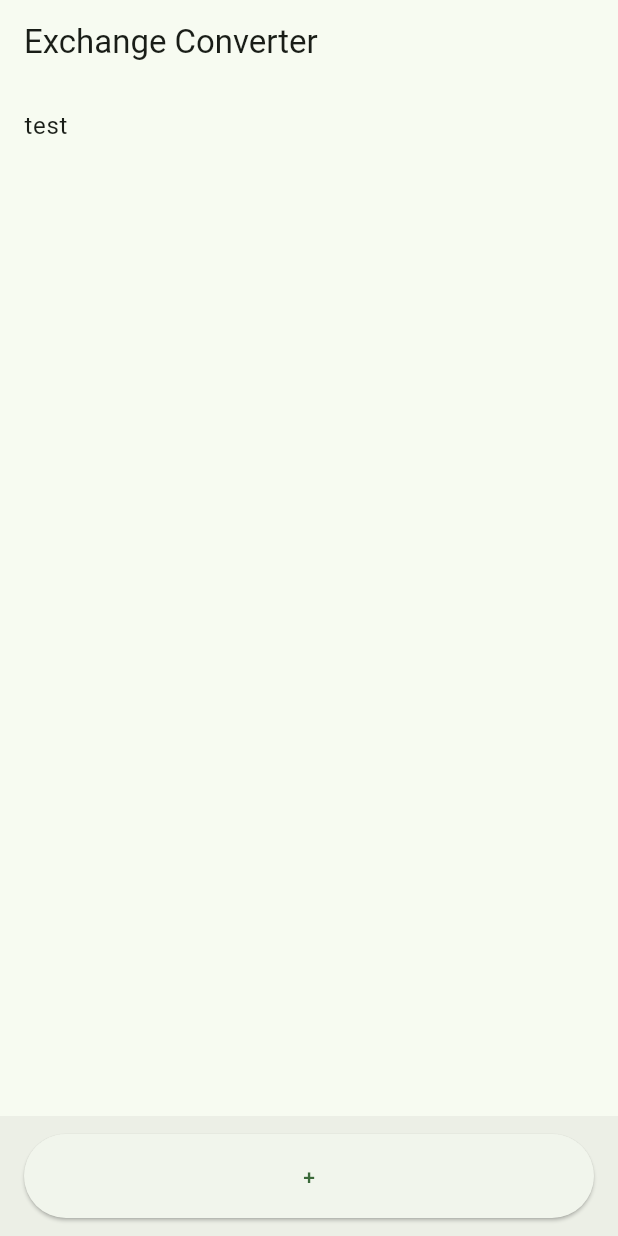
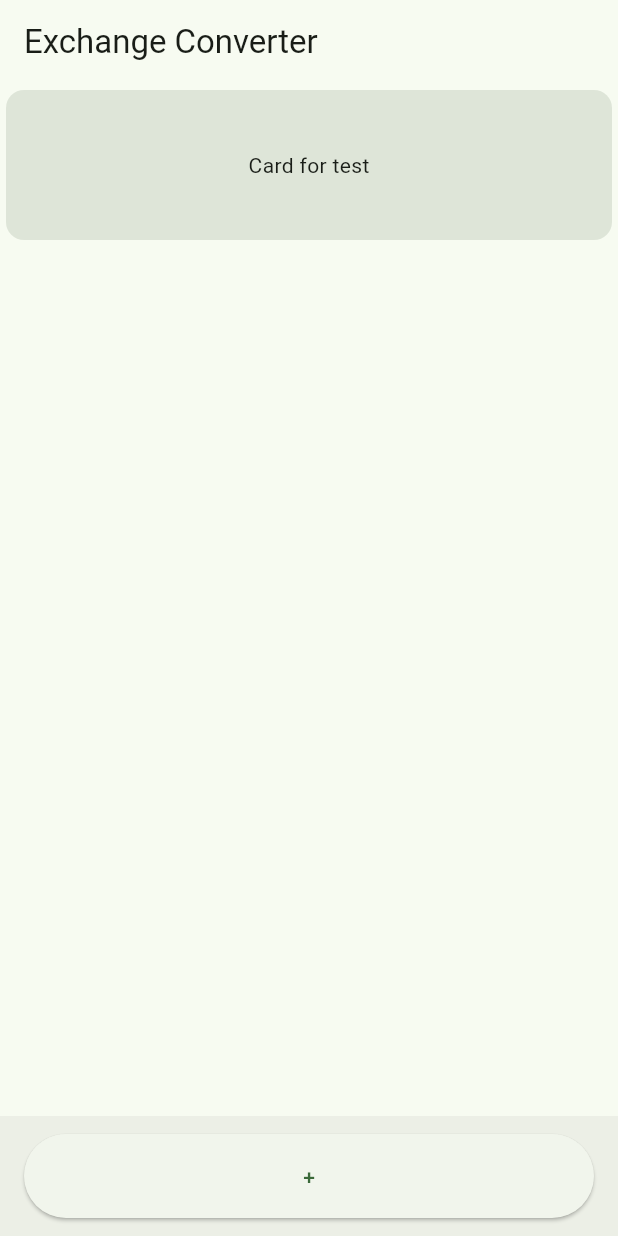
Before and after one commit to chanondw/portfolio, a Flutter app: the screen it shows after launch, after a tap on an icon or button, on a phone screen of 412 x 824 dp. Run offline on Flutter 3.47's test engine with Material 2 defaults, Android fonts, the phone set to English and light mode, and no system bars.

Commit message:
curconv: change to CurrencyCard

```diff
--- a/flutter/currency_converter/lib/main.dart
+++ b/flutter/currency_converter/lib/main.dart
@@ -42,11 +42,9 @@ class MyHomePage extends StatelessWidget {
               scrollDirection: Axis.vertical,
               shrinkWrap: true,
               itemCount: appState.selectedCurrency.length,
-              prototypeItem: const ListTile(
-                title: Text("text"),
-              ),
+              prototypeItem: const CurrencyCard("currency"),
               itemBuilder: (context, index) {
-                return ListTile(title: Text(appState.selectedCurrency[index]));
+                return CurrencyCard(appState.selectedCurrency[index]);
               },
             ),
           ),
```
